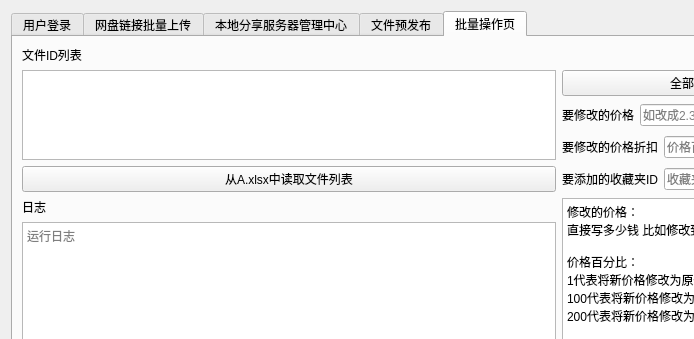
Old version of the form client.ui in the repository Firesuiry/jdmm-client; both pictures show x 0 to 694 and y 0 to 339 of the 1118 by 588 pixel window.
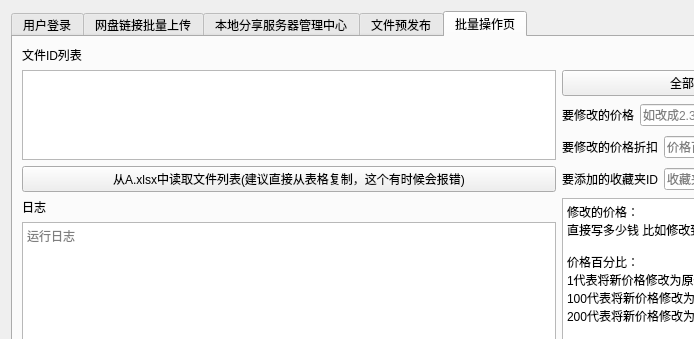
New version of the form.

Commit message: bug 修复

Patch:
```diff
--- a/client.ui
+++ b/client.ui
@@ -807,7 +807,7 @@
          <item>
           <widget class="QPushButton" name="file_list_read_btn">
            <property name="text">
-            <string>从A.xlsx中读取文件列表</string>
+            <string>从A.xlsx中读取文件列表(建议直接从表格复制，这个有时候会报错)</string>
            </property>
           </widget>
          </item>
```
The commit also changes 1 other file.
